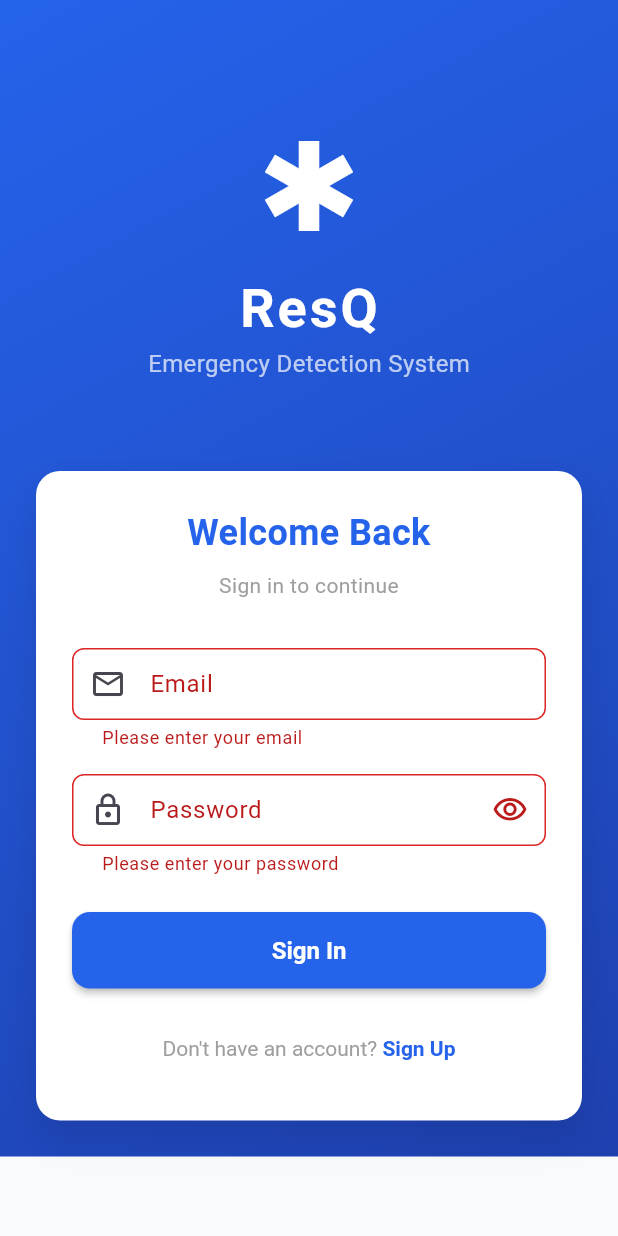
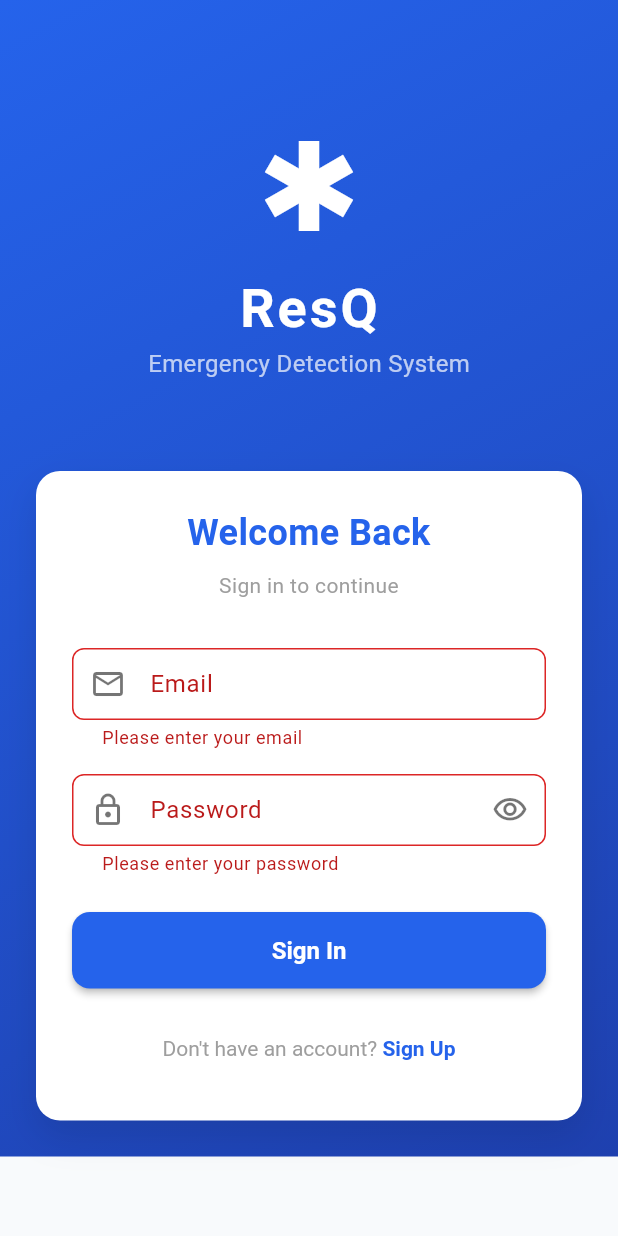
Before and after one commit to DivyaP1063/ResQ, a Flutter app: the screen it shows after launch, after a tap on "Sign In", on a phone screen of 412 x 824 dp. Run offline on Flutter 3.47's test engine with Material 3 defaults, Android fonts, the phone set to English and light mode, and no system bars; our stand-ins replace dio, permission_handler, shared_preferences; missing offline and left inert: record; accounts and stored records are empty.

Commit message:
UI Fixes done

```diff
--- a/flutter_frontend/lib/screens/auth/login_screen.dart
+++ b/flutter_frontend/lib/screens/auth/login_screen.dart
@@ -27,21 +27,34 @@ class _LoginScreenState extends State<LoginScreen> {
   }
 
   Future<void> _handleLogin() async {
+    FocusScope.of(context).unfocus();
     if (!_formKey.currentState!.validate()) return;
 
     setState(() => _isLoading = true);
 
     try {
       final authProvider = context.read<AuthProvider>();
-      await authProvider.login(
+      final success = await authProvider.login(
         _emailController.text.trim(),
         _passwordController.text,
       );
 
-      if (mounted && authProvider.isAuthenticated) {
-        Navigator.of(context).pushReplacement(
-          MaterialPageRoute(builder: (_) => const MainScreen()),
-        );
+      if (mounted) {
+        if (success && authProvider.isAuthenticated) {
+          Navigator.of(context).pushReplacement(
+            MaterialPageRoute(builder: (_) => const MainScreen()),
+          );
+        } else {
+          // Login failed
+          final errorMessage = authProvider.error ?? 'Invalid credentials';
+          ScaffoldMessenger.of(context).showSnackBar(
+            SnackBar(
+              content: Text('Login failed: $errorMessage'),
+              backgroundColor: Colors.red,
+              duration: const Duration(seconds: 4),
+            ),
+          );
+        }
       }
     } catch (e) {
       if (mounted) {
@@ -49,6 +62,7 @@ class _LoginScreenState extends State<LoginScreen> {
           SnackBar(
             content: Text('Login failed: ${e.toString()}'),
             backgroundColor: Colors.red,
+            duration: const Duration(seconds: 4),
           ),
         );
       }
@@ -140,19 +154,29 @@ class _LoginScreenState extends State<LoginScreen> {
                         TextFormField(
                           controller: _emailController,
                           keyboardType: TextInputType.emailAddress,
+                          style: const TextStyle(
+                            color: Colors
+                                .black87, // Change this to your desired text color
+                            fontSize: 16,
+                          ),
                           decoration: InputDecoration(
                             labelText: 'Email',
-                            prefixIcon: const Icon(Icons.email_outlined),
+                            prefixIcon: const Icon(
+                              Icons.email_outlined,
+                              color: Colors.black54,
+                            ),
                             border: OutlineInputBorder(
                               borderRadius: BorderRadius.circular(12),
                             ),
                             enabledBorder: OutlineInputBorder(
                               borderRadius: BorderRadius.circular(12),
-                              borderSide: BorderSide(color: Colors.grey.shade300),
+                              borderSide:
+                                  BorderSide(color: Colors.grey.shade300),
                             ),
                             focusedBorder: OutlineInputBorder(
                               borderRadius: BorderRadius.circular(12),
-                              borderSide: const BorderSide(color: AppTheme.primaryColor),
+                              borderSide: const BorderSide(
+                                  color: AppTheme.primaryColor),
                             ),
                           ),
                           validator: (value) {
@@ -172,14 +196,23 @@ class _LoginScreenState extends State<LoginScreen> {
                         TextFormField(
                           controller: _passwordController,
                           obscureText: _obscurePassword,
+                          style: const TextStyle(
+                            color: Colors
+                                .black87, // Change this to your desired text color
+                            fontSize: 16,
+                          ),
                           decoration: InputDecoration(
                             labelText: 'Password',
-                            prefixIcon: const Icon(Icons.lock_outlined),
+                            prefixIcon: const Icon(
+                              Icons.lock_outlined,
+                              color: Colors.black54,
+                            ),
                             suffixIcon: IconButton(
                               icon: Icon(
                                 _obscurePassword
                                     ? Icons.visibility_outlined
                                     : Icons.visibility_off_outlined,
+                                color: Colors.black54,
                               ),
                               onPressed: () {
                                 setState(() {
@@ -192,11 +225,13 @@ class _LoginScreenState extends State<LoginScreen> {
                             ),
                             enabledBorder: OutlineInputBorder(
                               borderRadius: BorderRadius.circular(12),
-                              borderSide: BorderSide(color: Colors.grey.shade300),
+                              borderSide:
+                                  BorderSide(color: Colors.grey.shade300),
                             ),
                             focusedBorder: OutlineInputBorder(
                               borderRadius: BorderRadius.circular(12),
-                              borderSide: const BorderSide(color: AppTheme.primaryColor),
+                              borderSide: const BorderSide(
+                                  color: AppTheme.primaryColor),
                             ),
                           ),
                           validator: (value) {
@@ -230,7 +265,8 @@ class _LoginScreenState extends State<LoginScreen> {
                                   width: 20,
                                   child: CircularProgressIndicator(
                                     strokeWidth: 2,
-                                    valueColor: AlwaysStoppedAnimation<Color>(Colors.white),
+                                    valueColor: AlwaysStoppedAnimation<Color>(
+                                        Colors.black),
                                   ),
                                 )
                               : const Text(
@@ -248,7 +284,8 @@ class _LoginScreenState extends State<LoginScreen> {
                         TextButton(
                           onPressed: () {
                             Navigator.of(context).push(
-                              MaterialPageRoute(builder: (_) => const RegisterScreen()),
+                              MaterialPageRoute(
+                                  builder: (_) => const RegisterScreen()),
                             );
                           },
                           child: RichText(
--- a/flutter_frontend/lib/widgets/recording_controls.dart
+++ b/flutter_frontend/lib/widgets/recording_controls.dart
@@ -15,7 +15,8 @@ class RecordingControls extends StatelessWidget {
 
   @override
   Widget build(BuildContext context) {
-    return Column(
+    return SingleChildScrollView(
+      child: Column(
         children: [
           // Main Record Button
           AnimatedBuilder(
@@ -76,6 +77,7 @@ class RecordingControls extends StatelessWidget {
             ),
           ],
         ],
+      ),
     );
   }
 }
```
Also changed, not shown: flutter_frontend/lib/screens/emergency/emergency_screen.dart (+15 -11 lines), flutter_frontend/lib/screens/profile/profile_screen.dart (+28 -29 lines). Lines whose indentation alone changed are shown as unchanged.
